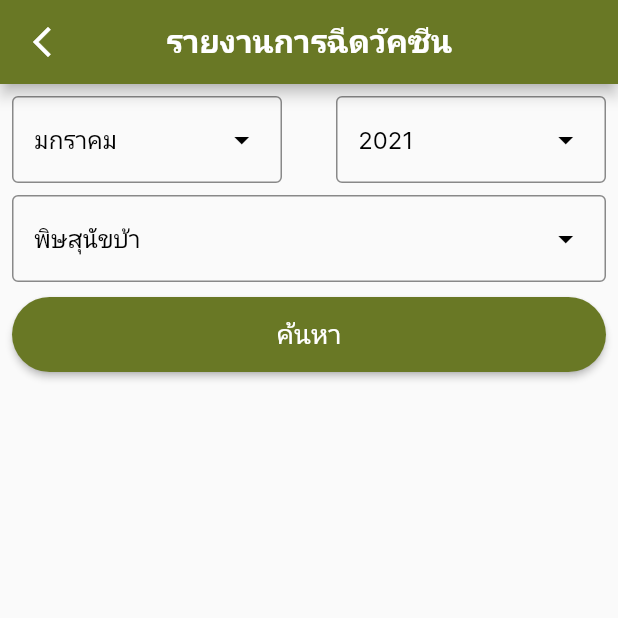
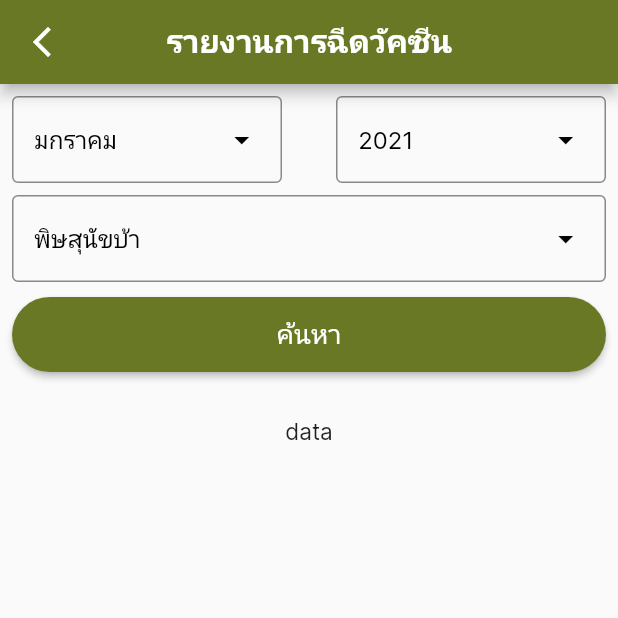
Before and after one commit to nickka7/animal_welfare, a Flutter app: the AnimalReportTest screen opened directly, after a tap on "ค้นหา", on a phone screen of 412 x 824 dp, the top half of it. Run offline on Flutter 3.47's test engine with Material 2 defaults, Android fonts, the phone set to English and light mode, and no system bars; our stand-ins replace carousel_slider, dio, file_picker, flutter_secure_storage, flutter_slidable, image_picker and 2 more; missing offline and left inert: buddhist_datetime_dateformat_sns; accounts and stored records are empty; network calls fail.

Commit message:
รวมกับมิ้ม

```diff
--- a/lib/screens/role/Executive/animalReport.dart
+++ b/lib/screens/role/Executive/animalReport.dart
@@ -43,7 +43,7 @@ class _AnimalReportState extends State<AnimalReportTest> {
 
   final storage = new FlutterSecureStorage();
 
-   Future<GetReport> getAnimalReport() async {
+  Future<GetReport> getAnimalReport() async {
     String? token = await storage.read(key: 'token');
     //String? year = await storage.read(key: 'year');
 
@@ -51,10 +51,10 @@ class _AnimalReportState extends State<AnimalReportTest> {
     // String? vaccine = await storage.read(key: 'vaccineType');
     String endPoint = Constant().endPoint;
     var response = await http.get(
-        Uri.parse(
-            '$endPoint/api/getReport/getReport?year=${year[indexY]}&month=${month[indexM]}&vaccineType=${vaccine[indexV]}'),
-        headers: {"authorization": 'Bearer $token'},
-        );
+      Uri.parse(
+          '$endPoint/api/getReport?year=${year[indexY]}&month=${month[indexM]}&vaccineType=${vaccine[indexV]}'),
+      headers: {"authorization": 'Bearer $token'},
+    );
     print(response.body);
     var jsonData = GetReport.fromJson(jsonDecode(response.body));
     print('$jsonData');
@@ -176,7 +176,7 @@ class _AnimalReportState extends State<AnimalReportTest> {
                 width: double.infinity,
                 child: ElevatedButton(
                   onPressed: () {
-                    getAnimalReport();
+                    getAnimalReport().then((value) => _charts());
                   },
                   child: Text('ค้นหา',
                       style: TextStyle(color: Colors.white, fontSize: 18)),
@@ -186,6 +186,9 @@ class _AnimalReportState extends State<AnimalReportTest> {
                       primary: HexColor('#697825')),
                 ),
               ),
+              SizedBox(height: 30),
+              //กราฟ
+              _charts()
             ],
           ),
         ),
@@ -336,4 +339,11 @@ class _AnimalReportState extends State<AnimalReportTest> {
       },
     );
   }
+
+  _charts() {
+    return Container(
+      child: Text('data'),
+
+    );
+  }
 }
--- a/lib/screens/role/Executive/executive_home.dart
+++ b/lib/screens/role/Executive/executive_home.dart
@@ -59,6 +59,10 @@ class _MyExecutiveHomeState extends State<MyExecutiveHome> {
           centerTitle: true,
           automaticallyImplyLeading: false,
           title: Text('ผู้บริหาร', style: const TextStyle(color: Colors.white)),
+           leading: IconButton(
+          icon: new Icon(Icons.arrow_back_ios_new, color: Colors.white),
+          onPressed: () => Navigator.of(context).pop(),
+        ),
         ),
         body: FutureBuilder(
           builder:
--- a/lib/screens/role/showMan/show.dart
+++ b/lib/screens/role/showMan/show.dart
@@ -142,7 +142,7 @@ class _ShowScreenState extends State<ShowScreen> {
                                         ))),
                                 title: Container(
                                     child: Text(
-                                        '${appointments[index].startTime}',
+                                        '${appointments[index].subject}',
                                         textAlign: TextAlign.center,
                                         style: TextStyle(
                                             fontWeight: FontWeight.w600,
--- a/pubspec.yaml
+++ b/pubspec.yaml
@@ -45,7 +45,7 @@ dependencies:
   dio: ^4.0.4
   flutter_secure_storage: ^5.0.2
   file_picker: ^4.3.1
-
+  charts_flutter: ^0.12.0
 
 
 
```
Also changed, not shown: pubspec.lock.
